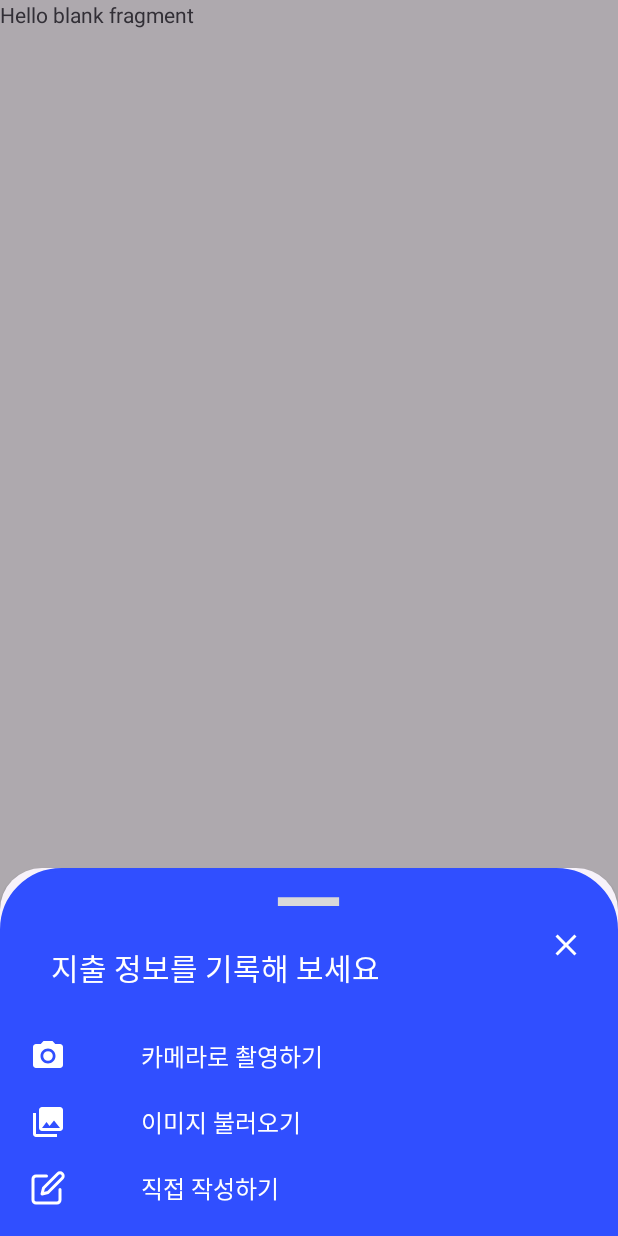
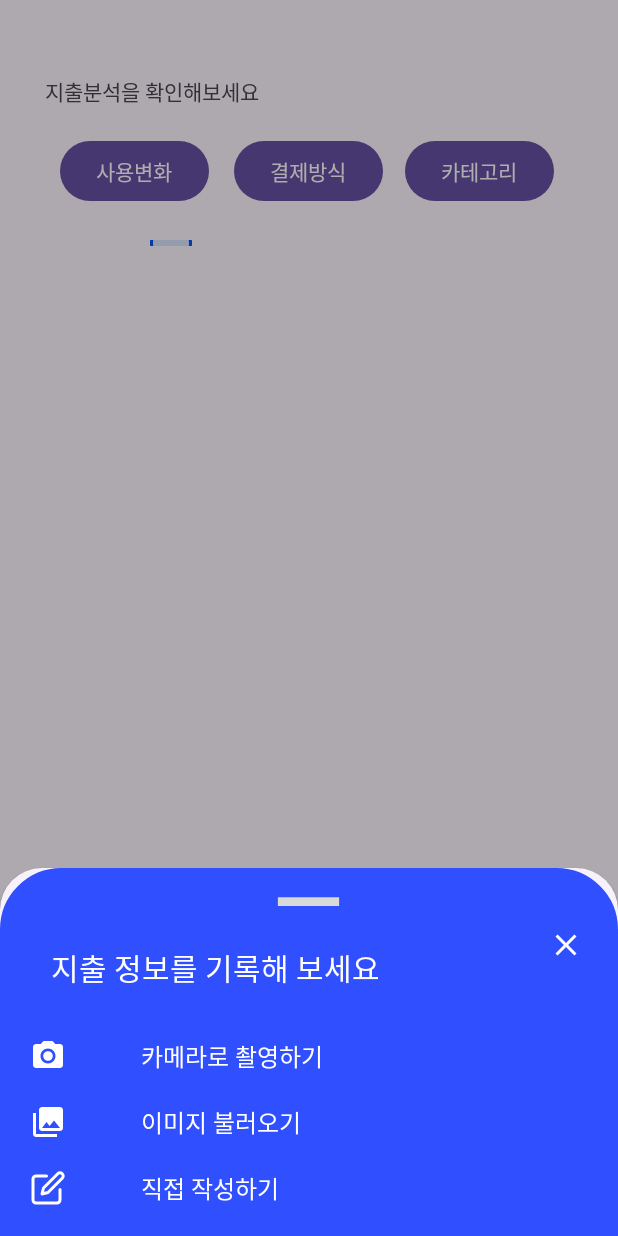
Before and after one commit to yunakoh/MoneyTracker, an Android app: the screen it shows after launch (MainActivity), item 3 of the bottom bar chosen, on a phone screen of 412 x 824 dp. Run offline under Robolectric (Android 15) with nearby library versions, the phone set to English and light mode, and no system bars.

Commit message:
feat: 작성 확인/완료 구현, 통계 메뉴 레이아웃, 프래그먼트

```diff
--- a/app/build.gradle
+++ b/app/build.gradle
@@ -34,6 +34,8 @@ android {
 
 dependencies {
 
+    implementation 'com.github.PhilJay:MPAndroidChart:v3.1.0'
+
     implementation 'androidx.appcompat:appcompat:1.6.1'
     implementation 'com.google.android.material:material:1.10.0'
     implementation 'androidx.constraintlayout:constraintlayout:2.1.4'
--- a/app/src/main/java/com/example/ocrreceipt/ui/add/CameraFragment.java
+++ b/app/src/main/java/com/example/ocrreceipt/ui/add/CameraFragment.java
@@ -63,5 +63,6 @@ public class CameraFragment extends Fragment {
     private void processImageForOCR(File imageFile) {
 
 
+        // Use recognizedText as needed
     }
 }
--- a/app/src/main/java/com/example/ocrreceipt/ui/add/ImageFragment.java
+++ b/app/src/main/java/com/example/ocrreceipt/ui/add/ImageFragment.java
@@ -19,6 +19,7 @@ import androidx.annotation.Nullable;
 import androidx.fragment.app.Fragment;
 
 import com.example.ocrreceipt.R;
+import com.example.ocrreceipt.ui.home.HomeFragment;
 
 import java.io.IOException;
 
@@ -75,7 +76,7 @@ public class ImageFragment extends Fragment{
 
         Button btnSelectComplete = view.findViewById(R.id.select_btn);
         btnSelectComplete.setOnClickListener(v -> {
-
+            getParentFragmentManager().beginTransaction().replace(R.id.main_container, new ConfirmFragment()).commit();
 
         });
 
--- /dev/null
+++ b/app/src/main/java/com/example/ocrreceipt/ui/stats/LineChartFragment.java
@@ -0,0 +1,6 @@
+package com.example.ocrreceipt.ui.stats;
+
+import androidx.fragment.app.Fragment;
+
+public class LineChartFragment extends Fragment {
+}
--- /dev/null
+++ b/app/src/main/java/com/example/ocrreceipt/ui/stats/MethodFragment.java
@@ -0,0 +1,6 @@
+package com.example.ocrreceipt.ui.stats;
+
+import androidx.fragment.app.Fragment;
+
+public class MethodFragment extends Fragment {
+}
--- a/app/src/main/java/com/example/ocrreceipt/ui/stats/StatsFragment.java
+++ b/app/src/main/java/com/example/ocrreceipt/ui/stats/StatsFragment.java
@@ -3,42 +3,27 @@ package com.example.ocrreceipt.ui.stats;
 import android.os.Bundle;
 
 import androidx.fragment.app.Fragment;
+import androidx.fragment.app.FragmentTransaction;
 
 import android.view.LayoutInflater;
 import android.view.View;
 import android.view.ViewGroup;
+import android.widget.Button;
 
+import com.example.ocrreceipt.DetailFragment;
 import com.example.ocrreceipt.R;
+import com.example.ocrreceipt.databinding.FragmentConfirmBinding;
+import com.example.ocrreceipt.databinding.FragmentStatsBinding;
 
-/**
- * A simple {@link Fragment} subclass.
- * Use the {@link StatsFragment#newInstance} factory method to
- * create an instance of this fragment.
- */
 public class StatsFragment extends Fragment {
 
-    // TODO: Rename parameter arguments, choose names that match
-    // the fragment initialization parameters, e.g. ARG_ITEM_NUMBER
-    private static final String ARG_PARAM1 = "param1";
-    private static final String ARG_PARAM2 = "param2";
-
-    // TODO: Rename and change types of parameters
-    private String mParam1;
-    private String mParam2;
+    private FragmentStatsBinding binding;
 
     public StatsFragment() {
         // Required empty public constructor
     }
 
-    /**
-     * Use this factory method to create a new instance of
-     * this fragment using the provided parameters.
-     *
-     * @param param1 Parameter 1.
-     * @param param2 Parameter 2.
-     * @return A new instance of fragment StatsFragment.
-     */
-    // TODO: Rename and change types and number of parameters
+/*
     public static StatsFragment newInstance(String param1, String param2) {
         StatsFragment fragment = new StatsFragment();
         Bundle args = new Bundle();
@@ -46,21 +31,53 @@ public class StatsFragment extends Fragment {
         args.putString(ARG_PARAM2, param2);
         fragment.setArguments(args);
         return fragment;
-    }
+    } */
 
     @Override
     public void onCreate(Bundle savedInstanceState) {
         super.onCreate(savedInstanceState);
-        if (getArguments() != null) {
-            mParam1 = getArguments().getString(ARG_PARAM1);
-            mParam2 = getArguments().getString(ARG_PARAM2);
-        }
+
+
+
     }
 
     @Override
     public View onCreateView(LayoutInflater inflater, ViewGroup container,
                              Bundle savedInstanceState) {
-        // Inflate the layout for this fragment
-        return inflater.inflate(R.layout.fragment_stats, container, false);
+
+        binding = FragmentStatsBinding.inflate(inflater, container, false);
+        View root = binding.getRoot();
+
+        Button variance = binding.variance;
+        Button method = binding.method;
+
+        variance.setOnClickListener(new View.OnClickListener(){
+            @Override
+            public void onClick(View v) {
+                LineChartFragment lineChartFragment = new LineChartFragment();
+
+                FragmentTransaction transaction = getParentFragmentManager().beginTransaction();
+                transaction.replace(R.id.graph_container, lineChartFragment);
+                transaction.addToBackStack(null); // Optional: Add the transaction to the back stack
+                transaction.commit();
+
+            }
+        });
+
+        variance.setOnClickListener(new View.OnClickListener(){
+            @Override
+            public void onClick(View v) {
+                MethodFragment methodFragment = new MethodFragment();
+
+                FragmentTransaction transaction = getParentFragmentManager().beginTransaction();
+                transaction.replace(R.id.graph_container, methodFragment);
+                transaction.addToBackStack(null); // Optional: Add the transaction to the back stack
+                transaction.commit();
+
+            }
+        });
+
+
+        return root;
     }
 }
--- /dev/null
+++ b/app/src/main/res/drawable/seekbar_bar.xml
@@ -0,0 +1,21 @@
+<?xml version="1.0" encoding="utf-8"?>
+
+<layer-list xmlns:android="http://schemas.android.com/apk/res/android">
+    <!-- seekbar 배경 1 -->
+    <item android:id="@android:id/background">
+        <!-- 선 : 길이 -->
+        <shape android:shape="line">
+            <stroke android:width="5dp" android:color="@color/gray" />
+        </shape>
+    </item>
+
+    <!-- seekbar 프로그래스 바 -->
+    <item android:id="@android:id/progress" >
+        <clip>
+            <shape android:shape="line">
+                <stroke android:width="6dp" android:color="@color/blue" />
+            </shape>
+        </clip>
+    </item>
+
+</layer-list>
--- /dev/null
+++ b/app/src/main/res/drawable/seekbar_thumb.xml
@@ -0,0 +1,18 @@
+<?xml version="1.0" encoding="utf-8"?>
+<!-- 원형 시크바 컨트롤러 -->
+<shape xmlns:android="http://schemas.android.com/apk/res/android"
+    android:shape="oval"
+    android:useLevel="false">
+    <!-- 배경 -->
+    <solid
+        android:color="#D9E5FF"/>
+    <!-- 테두리 -->
+    <stroke
+        android:width="2dp"
+        android:color="#0054FF" />
+    <!-- 크기 -->
+    <size
+        android:width="28dp"
+        android:height="28dp"/>
+
+</shape>
--- a/app/src/main/res/layout/fragment_stats.xml
+++ b/app/src/main/res/layout/fragment_stats.xml
@@ -1,14 +1,60 @@
 <?xml version="1.0" encoding="utf-8"?>
-<FrameLayout xmlns:android="http://schemas.android.com/apk/res/android"
+<RelativeLayout xmlns:android="http://schemas.android.com/apk/res/android"
     xmlns:tools="http://schemas.android.com/tools"
     android:layout_width="match_parent"
     android:layout_height="match_parent"
     tools:context=".ui.stats.StatsFragment">
 
     <!-- TODO: Update blank fragment layout -->
+
+
     <TextView
+        android:id="@+id/text"
         android:layout_width="match_parent"
         android:layout_height="match_parent"
-        android:text="@string/hello_blank_fragment" />
+        android:layout_marginLeft="30dp"
+        android:layout_marginTop="50dp"
+        android:text="지출분석을 확인해보세요" />
 
-</FrameLayout>
+    <Button
+        android:id="@+id/variance"
+        android:layout_width="wrap_content"
+        android:layout_height="wrap_content"
+        android:text="사용변화"
+        android:layout_marginTop="90dp"
+        android:layout_marginLeft="40dp"/>
+
+    <Button
+        android:id="@+id/method"
+        android:layout_width="wrap_content"
+        android:layout_height="wrap_content"
+        android:text="결제방식"
+        android:layout_marginTop="90dp"
+        android:layout_centerHorizontal="true"/>
+
+    <Button
+        android:id="@+id/category"
+        android:layout_width="wrap_content"
+        android:layout_height="wrap_content"
+        android:text="카테고리"
+        android:layout_marginTop="90dp"
+        android:layout_marginLeft="270dp"/>
+
+    <SeekBar
+        android:layout_width="215dp"
+        android:layout_height="4dp"
+        android:layout_gravity="center"
+        android:progressDrawable="@drawable/seekbar_bar"
+        android:thumb="@drawable/seekbar_thumb"
+        android:layout_marginTop="160dp"
+        android:layout_centerHorizontal="true"/>
+
+    <FrameLayout
+        android:id="@+id/graph_container"
+        android:layout_width="match_parent"
+        android:layout_height="wrap_content"
+        android:layout_marginTop="190dp"/>
+
+
+
+</RelativeLayout>
--- a/settings.gradle
+++ b/settings.gradle
@@ -10,6 +10,7 @@ dependencyResolutionManagement {
     repositories {
         google()
         mavenCentral()
+        maven { url 'https://jitpack.io' }
     }
 }
 
```
Also changed, not shown: app/src/main/java/com/example/ocrreceipt/DetailFragment.java (added, +41 -0 lines), app/src/main/java/com/example/ocrreceipt/ui/add/ConfirmFragment.java (added, +50 -0 lines), app/src/main/res/drawable/bar_vector.xml (added, +19 -0 lines), app/src/main/res/layout/fragment_confirm.xml (added, +213 -0 lines), app/src/main/res/layout/fragment_detail.xml (added, +203 -0 lines), app/src/main/res/layout/fragment_linechart.xml (added, +13 -0 lines), app/src/main/res/layout/layout_piechart.xml (added, +18 -0 lines).
